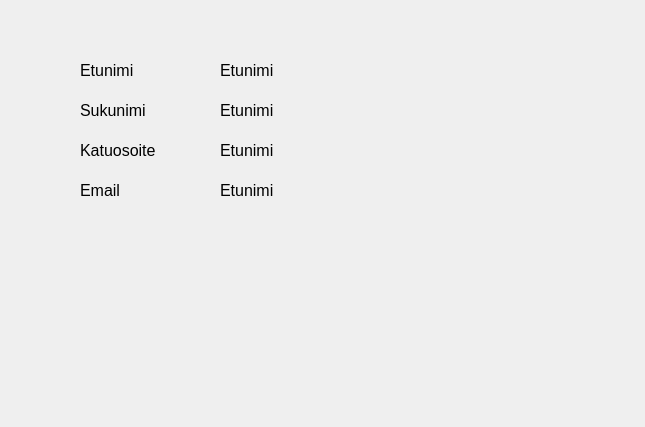
25kmo-project/group_x, file peppi/mydata.ui: the form before one commit.
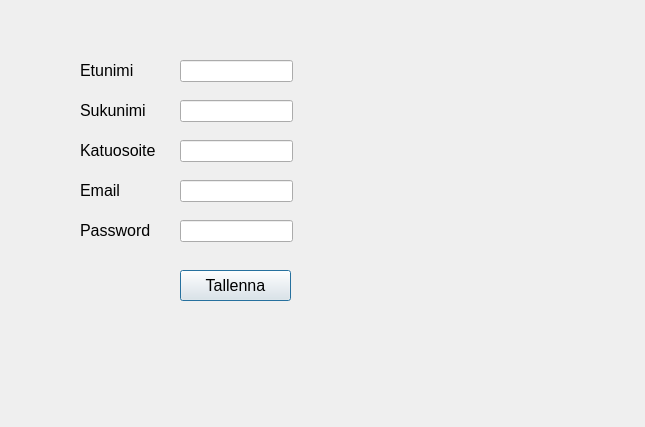
The form after the commit.

```diff
--- a/peppi/mydata.ui
+++ b/peppi/mydata.ui
@@ -31,19 +31,6 @@
     <string>Etunimi</string>
    </property>
   </widget>
-  <widget class="QLabel" name="labelFname">
-   <property name="geometry">
-    <rect>
-     <x>220</x>
-     <y>60</y>
-     <width>131</width>
-     <height>21</height>
-    </rect>
-   </property>
-   <property name="text">
-    <string>Etunimi</string>
-   </property>
-  </widget>
   <widget class="QLabel" name="label_2">
    <property name="geometry">
     <rect>
@@ -57,32 +44,6 @@
     <string>Email</string>
    </property>
   </widget>
-  <widget class="QLabel" name="labelEmail">
-   <property name="geometry">
-    <rect>
-     <x>220</x>
-     <y>180</y>
-     <width>131</width>
-     <height>21</height>
-    </rect>
-   </property>
-   <property name="text">
-    <string>Etunimi</string>
-   </property>
-  </widget>
-  <widget class="QLabel" name="labelLname">
-   <property name="geometry">
-    <rect>
-     <x>220</x>
-     <y>100</y>
-     <width>131</width>
-     <height>21</height>
-    </rect>
-   </property>
-   <property name="text">
-    <string>Etunimi</string>
-   </property>
-  </widget>
   <widget class="QLabel" name="label_3">
    <property name="geometry">
     <rect>
@@ -96,19 +57,6 @@
     <string>Sukunimi</string>
    </property>
   </widget>
-  <widget class="QLabel" name="labelAddress">
-   <property name="geometry">
-    <rect>
-     <x>220</x>
-     <y>140</y>
-     <width>131</width>
-     <height>21</height>
-    </rect>
-   </property>
-   <property name="text">
-    <string>Etunimi</string>
-   </property>
-  </widget>
   <widget class="QLabel" name="label_4">
    <property name="geometry">
     <rect>
@@ -122,6 +70,85 @@
     <string>Katuosoite</string>
    </property>
   </widget>
+  <widget class="QLineEdit" name="textFname">
+   <property name="geometry">
+    <rect>
+     <x>180</x>
+     <y>60</y>
+     <width>113</width>
+     <height>22</height>
+    </rect>
+   </property>
+  </widget>
+  <widget class="QLineEdit" name="textEmail">
+   <property name="geometry">
+    <rect>
+     <x>180</x>
+     <y>180</y>
+     <width>113</width>
+     <height>22</height>
+    </rect>
+   </property>
+  </widget>
+  <widget class="QLineEdit" name="textAddress">
+   <property name="geometry">
+    <rect>
+     <x>180</x>
+     <y>140</y>
+     <width>113</width>
+     <height>22</height>
+    </rect>
+   </property>
+  </widget>
+  <widget class="QLineEdit" name="textLname">
+   <property name="geometry">
+    <rect>
+     <x>180</x>
+     <y>100</y>
+     <width>113</width>
+     <height>22</height>
+    </rect>
+   </property>
+  </widget>
+  <widget class="QPushButton" name="btnSave">
+   <property name="geometry">
+    <rect>
+     <x>180</x>
+     <y>270</y>
+     <width>111</width>
+     <height>31</height>
+    </rect>
+   </property>
+   <property name="text">
+    <string>Tallenna</string>
+   </property>
+  </widget>
+  <widget class="QLineEdit" name="textPassword">
+   <property name="geometry">
+    <rect>
+     <x>180</x>
+     <y>220</y>
+     <width>113</width>
+     <height>22</height>
+    </rect>
+   </property>
+   <property name="text">
+    <string> </string>
+   </property>
+  </widget>
+  <widget class="QLabel" name="label_5">
+   <property name="geometry">
+    <rect>
+     <x>80</x>
+     <y>220</y>
+     <width>131</width>
+     <height>21</height>
+    </rect>
+   </property>
+   <property name="text">
+    <string>Password</string>
+   </property>
+  </widget>
  </widget>
  <resources/>
  <connections/>
```
